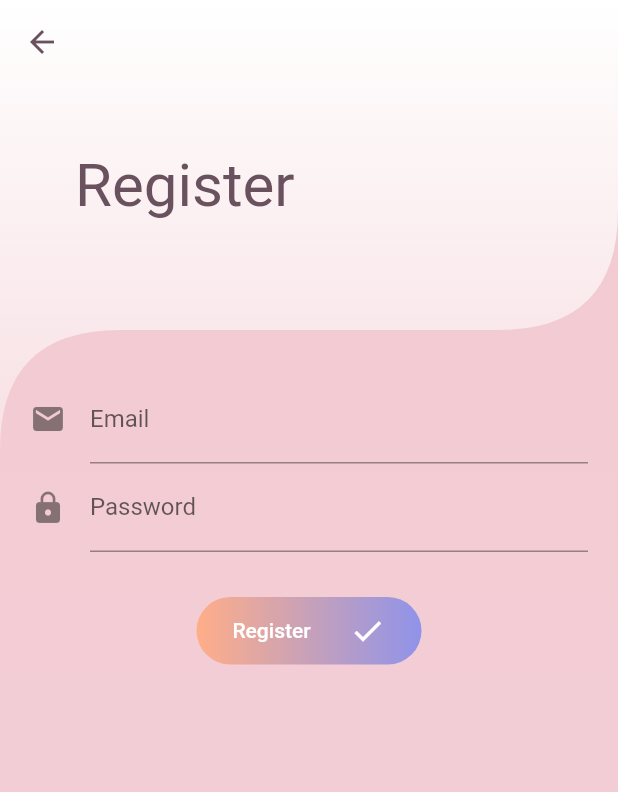
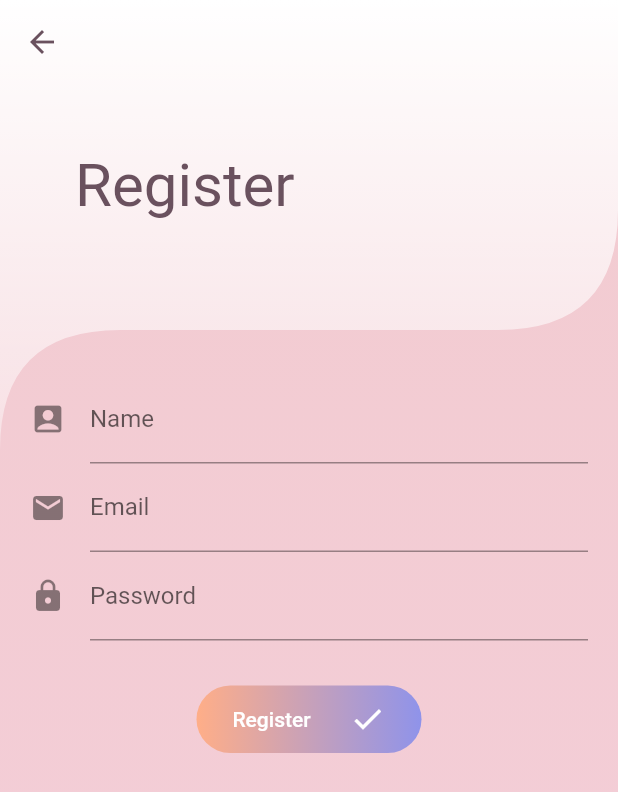
Before and after one commit to TranTuan1306/Project_CNPM, a Flutter app: the screen it shows after launch, after a tap on "Register", on a phone screen of 412 x 824 dp. Shown: the top 792 px of the screen. Run offline on Flutter 3.47's test engine with Material 2 defaults, Android fonts, the phone set to English and light mode, and no system bars; our stand-ins replace cloud_firestore, equatable, firebase_auth, firebase_core, flutter_bloc; accounts and stored records are empty; generated files the repository leaves out were written again.

```diff
--- a/login_firebase_1/lib/blocs/authentication_bloc/authentication_bloc.dart
+++ b/login_firebase_1/lib/blocs/authentication_bloc/authentication_bloc.dart
@@ -1,4 +1,5 @@
 import 'package:flutter_bloc/flutter_bloc.dart';
+import 'package:login_firebase_1/models/user_models/user_model.dart';
 import 'package:login_firebase_1/repositories/user_repository.dart';
 
 import 'authentication_event.dart';
@@ -7,6 +8,7 @@ import 'authentication_state.dart';
 class AuthenticationBloc
     extends Bloc<AuthenticationEvent, AuthenticationState> {
   final UserRepository _userRepository;
+  UserModel dataUserModel;
 
   AuthenticationBloc({UserRepository userRepository})
       : _userRepository = userRepository,
@@ -37,12 +39,6 @@ class AuthenticationBloc
 
   // AuthenticationStarted
   Stream<AuthenticationState> _mapAuthenticationStartedToState() async* {
-    final isSignedIn = await _userRepository.isSignedIn();
-    if (isSignedIn) {
-      final firebaseUser = await _userRepository.getUser();
-      yield AuthenticationSuccess(firebaseUser);
-    } else {
-      yield AuthenticationFailure();
-    }
+    yield AuthenticationFailure();
   }
 }
--- a/login_firebase_1/lib/blocs/authentication_bloc/authentication_state.dart
+++ b/login_firebase_1/lib/blocs/authentication_bloc/authentication_state.dart
@@ -1,22 +1,26 @@
 import 'package:equatable/equatable.dart';
 import 'package:firebase_auth/firebase_auth.dart';
+import 'package:login_firebase_1/models/user_models/user_model.dart';
 
 abstract class AuthenticationState extends Equatable {
-  AuthenticationState();
+  final UserModel firebaseUser;
+  AuthenticationState(this.firebaseUser);
 
   @override
   List<Object> get props => [];
 }
 
-class AuthenticationInitial extends AuthenticationState {}
+class AuthenticationInitial extends AuthenticationState {
+  AuthenticationInitial() : super(null);
+}
 
 class AuthenticationSuccess extends AuthenticationState {
-  final User firebaseUser;
-
-  AuthenticationSuccess(this.firebaseUser);
+  AuthenticationSuccess(UserModel firebaseUser) : super(firebaseUser);
 
   @override
   List<Object> get props => [firebaseUser];
 }
 
-class AuthenticationFailure extends AuthenticationState {}
+class AuthenticationFailure extends AuthenticationState {
+  AuthenticationFailure() : super(null);
+}
--- a/login_firebase_1/lib/blocs/register_bloc/register_event.dart
+++ b/login_firebase_1/lib/blocs/register_bloc/register_event.dart
@@ -1,4 +1,5 @@
 import 'package:equatable/equatable.dart';
+import 'package:login_firebase_1/models/user_register_models/user_register_model.dart';
 
 abstract class RegisterEvent extends Equatable {
   @override
@@ -24,11 +25,9 @@ class RegisterPasswordChanged extends RegisterEvent {
 }
 
 class RegisterSubmitted extends RegisterEvent {
-  final String email;
-  final String password;
-
-  RegisterSubmitted({this.email, this.password});
+  final UserRegisterModel userRegisterModel;
+  RegisterSubmitted({this.userRegisterModel});
 
   @override
-  List<Object> get props => [email, password];
+  List<Object> get props => [userRegisterModel];
 }
--- a/login_firebase_1/lib/blocs/simple_bloc_observer.dart
+++ b/login_firebase_1/lib/blocs/simple_bloc_observer.dart
@@ -4,12 +4,12 @@ class SimpleBlocObserver extends BlocObserver {
   @override
   void onTransition(Bloc bloc, Transition transition) {
     super.onTransition(bloc, transition);
-    print(transition);
+    // print(transition);
   }
 
   @override
   void onError(BlocBase bloc, Object error, StackTrace stackTrace) {
     super.onError(bloc, error, stackTrace);
-    print(error);
+    // print(error);
   }
 }
--- a/login_firebase_1/lib/blocs_test/cubit.dart
+++ /dev/null
@@ -1,6 +0,0 @@
-import 'package:flutter_bloc/flutter_bloc.dart';
-
-class CounterCubit extends Cubit<int> {
-  CounterCubit() : super(0);
-  void increment() => emit(state + 1);
-}
--- a/login_firebase_1/lib/constant.dart
+++ /dev/null
@@ -1,7 +0,0 @@
-import 'package:flutter/material.dart';
-
-const kPrimaryColor = Color(0xFF0C9869);
-const kTextColor = Color(0xFF3C4046);
-const kBackgroundColor = Color(0xFFF9F8FD);
-
-const double kDefaultPadding = 20.0;
--- a/login_firebase_1/lib/main.dart
+++ b/login_firebase_1/lib/main.dart
@@ -7,30 +7,19 @@ import 'blocs/authentication_bloc/authentication_bloc.dart';
 import 'blocs/authentication_bloc/authentication_event.dart';
 import 'blocs/authentication_bloc/authentication_state.dart';
 import 'blocs/simple_bloc_observer.dart';
-import 'blocs_test/cubit.dart';
-import 'constant.dart';
 import 'repositories/user_repository.dart';
-import 'screens/home/home_screen.dart';
-
-// void main() async {
-//   final cubit = CounterCubit();
-//   final subscription = cubit.stream.listen(print); // 1
-//   cubit.increment();
-//   await Future.delayed(Duration.zero);
-//   await subscription.cancel();
-//   await cubit.close();
-// }
+import 'screens/home_screen.dart';
 
 void main() async {
   WidgetsFlutterBinding.ensureInitialized();
   await Firebase.initializeApp();
   Bloc.observer = SimpleBlocObserver();
   final UserRepository userRepository = UserRepository();
-  print(userRepository);
   runApp(
     BlocProvider(
-      create: (context) => AuthenticationBloc(userRepository: userRepository)
-        ..add(AuthenticationStarted()),
+      create: (context) => AuthenticationBloc(
+        userRepository: userRepository,
+      )..add(AuthenticationStarted()),
       child: MyApp(userRepository: userRepository),
     ),
   );
@@ -46,14 +35,10 @@ class MyApp extends StatelessWidget {
       debugShowCheckedModeBanner: false,
       title: 'Flutter Demo',
       theme: ThemeData(
-        scaffoldBackgroundColor: kBackgroundColor,
-        primaryColor: kPrimaryColor,
-        textTheme: Theme.of(context).textTheme.apply(bodyColor: kTextColor),
-        visualDensity: VisualDensity.adaptivePlatformDensity,
+        primaryColor: Color(0xff6a515e),
       ),
       home: BlocBuilder<AuthenticationBloc, AuthenticationState>(
         builder: (context, state) {
-          print(state);
           if (state is AuthenticationFailure) {
             return LoginScreen(
               userRepository: _userRepository,
--- /dev/null
+++ b/login_firebase_1/lib/models/user_models/user_model.dart
@@ -0,0 +1,23 @@
+import 'package:flutter/foundation.dart';
+import 'package:json_annotation/json_annotation.dart';
+
+part 'user_model.g.dart';
+
+@JsonSerializable()
+class UserModel {
+  String uid;
+  String user_name;
+  String email;
+  String avatar;
+
+  UserModel({
+    @required this.uid,
+    @required this.user_name,
+    @required this.email,
+    @required this.avatar,
+  });
+
+  factory UserModel.fromJson(Map<String, dynamic> json) =>
+      _$UserModelFromJson(json);
+  Map<String, dynamic> toJson() => _$UserModelToJson(this);
+}
--- /dev/null
+++ b/login_firebase_1/lib/models/user_register_models/user_register_model.dart
@@ -0,0 +1,22 @@
+import 'package:flutter/foundation.dart';
+import 'package:json_annotation/json_annotation.dart';
+
+part 'user_register_model.g.dart';
+
+@JsonSerializable()
+class UserRegisterModel {
+  String id;
+  String name;
+  String password;
+  String email;
+
+  UserRegisterModel({
+    this.id,
+    @required this.name,
+    @required this.email,
+    @required this.password,
+  });
+  factory UserRegisterModel.fromJson(Map<String, dynamic> json) =>
+      _$UserRegisterModelFromJson(json);
+  Map<String, dynamic> toJson() => _$UserRegisterModelToJson(this);
+}
--- a/login_firebase_1/lib/screens/register/register_form.dart
+++ b/login_firebase_1/lib/screens/register/register_form.dart
@@ -5,6 +5,7 @@ import 'package:login_firebase_1/blocs/authentication_bloc/authentication_event.
 import 'package:login_firebase_1/blocs/register_bloc/register_bloc.dart';
 import 'package:login_firebase_1/blocs/register_bloc/register_event.dart';
 import 'package:login_firebase_1/blocs/register_bloc/register_state.dart';
+import 'package:login_firebase_1/models/user_register_models/user_register_model.dart';
 import 'package:login_firebase_1/widgets/gradient_button.dart';
 
 class RegisterForm extends StatefulWidget {
@@ -13,11 +14,14 @@ class RegisterForm extends StatefulWidget {
 }
 
 class _LoginFormState extends State<RegisterForm> {
+  final TextEditingController _nameController = TextEditingController();
   final TextEditingController _emailController = TextEditingController();
   final TextEditingController _passwordController = TextEditingController();
 
   bool get isPopulated =>
-      _emailController.text.isNotEmpty && _passwordController.text.isNotEmpty;
+      _nameController.text.isNotEmpty &&
+      _emailController.text.isNotEmpty &&
+      _passwordController.text.isNotEmpty;
 
   bool isButtonEnabled(RegisterState state) {
     return state.isFormValid && isPopulated && !state.isSubmitting;
@@ -38,7 +42,7 @@ class _LoginFormState extends State<RegisterForm> {
     return BlocListener<RegisterBloc, RegisterState>(
       listener: (context, state) {
         if (state.isFailure) {
-          Scaffold.of(context)
+          ScaffoldMessenger.of(context)
             ..removeCurrentSnackBar()
             ..showSnackBar(
               SnackBar(
@@ -55,7 +59,7 @@ class _LoginFormState extends State<RegisterForm> {
         }
 
         if (state.isSubmitting) {
-          Scaffold.of(context)
+          ScaffoldMessenger.of(context)
             ..removeCurrentSnackBar()
             ..showSnackBar(
               SnackBar(
@@ -74,9 +78,6 @@ class _LoginFormState extends State<RegisterForm> {
         }
 
         if (state.isSuccess) {
-          BlocProvider.of<AuthenticationBloc>(context).add(
-            AuthenticationLoggedIn(),
-          );
           Navigator.pop(context);
         }
       },
@@ -88,6 +89,13 @@ class _LoginFormState extends State<RegisterForm> {
               child: Column(
                 children: <Widget>[
                   TextFormField(
+                    controller: _nameController,
+                    decoration: InputDecoration(
+                      icon: Icon(Icons.account_box),
+                      labelText: "Name",
+                    ),
+                  ),
+                  TextFormField(
                     controller: _emailController,
                     decoration: InputDecoration(
                       icon: Icon(Icons.email),
@@ -97,7 +105,7 @@ class _LoginFormState extends State<RegisterForm> {
                     autovalidate: true,
                     autocorrect: false,
                     validator: (_) {
-                      // print("objectdsadsabdjsajdsjkdlnsadksa");
+                      print("objectdsadsabdjsajdsjkdlnsadksa");
                       return !state.isEmailValid ? 'Invalid Email' : null;
                     },
                   ),
@@ -111,7 +119,6 @@ class _LoginFormState extends State<RegisterForm> {
                     autovalidate: true,
                     autocorrect: false,
                     validator: (_) {
-                      // print("chiến");
                       return !state.isPasswordValid ? 'Invalid Password' : null;
                     },
                   ),
@@ -159,7 +166,11 @@ class _LoginFormState extends State<RegisterForm> {
   }
 
   void _onFormSubmitted() {
-    _registerBloc.add(RegisterSubmitted(
-        email: _emailController.text, password: _passwordController.text));
+    final UserRegisterModel userRegisterModel = UserRegisterModel(
+      name: _nameController.text,
+      email: _emailController.text,
+      password: _passwordController.text,
+    );
+    _registerBloc.add(RegisterSubmitted(userRegisterModel: userRegisterModel));
   }
 }
```
Also changed, not shown: login_firebase_1/lib/blocs/register_bloc/register_bloc.dart (+4 -4 lines), login_firebase_1/lib/repositories/user_repository.dart (+28 -11 lines), login_firebase_1/lib/screens/home/components/recomend_plants.dart (deleted, +0 -112 lines), login_firebase_1/lib/screens/home_screen.dart (renamed from login_firebase_1/lib/screens/home/home_screen.dart, +10 -24 lines), login_firebase_1/lib/screens/login/login_form.dart (+4 -3 lines), login_firebase_1/pubspec.yaml (+24 -56 lines), login_firebase_1/lib/models/user_models/user_model.g.dart (added), login_firebase_1/lib/models/user_register_models/user_register_model.g.dart (added), login_firebase_1/pubspec.lock, 3 other files.
